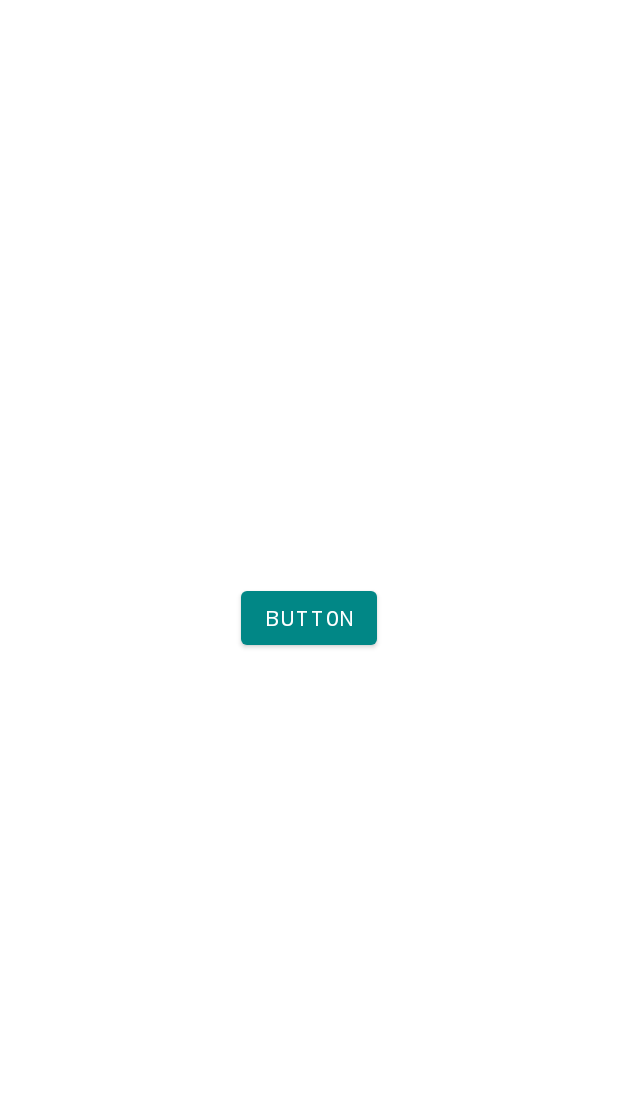
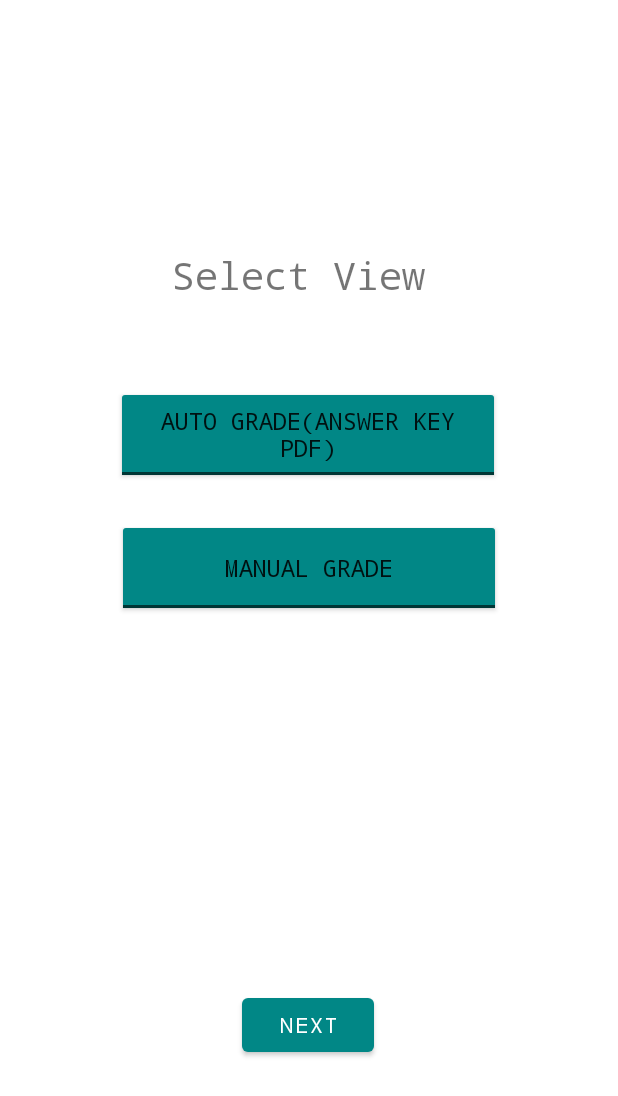
Before and after one commit to eyssab/exampracApp, an Android app: the GradingPicker screen opened directly, with no data from a screen before it, on a phone screen of 412 x 824 dp. Shown: the top 1096 px of the screen. Run offline under Robolectric (Android 15) with nearby library versions, the phone set to English and light mode, and no system bars.

```diff
--- a/app/src/main/AndroidManifest.xml
+++ b/app/src/main/AndroidManifest.xml
@@ -1,7 +1,7 @@
 <?xml version="1.0" encoding="utf-8"?>
 <manifest xmlns:android="http://schemas.android.com/apk/res/android"
     xmlns:tools="http://schemas.android.com/tools"
-    package="com.example.exampracapp">
+    package="com.example.exampracapp" >
 
     <application
         android:allowBackup="true"
@@ -12,7 +12,7 @@
         android:roundIcon="@mipmap/ic_launcher_round"
         android:supportsRtl="true"
         android:theme="@style/AppTheme.NoActionBar"
-        tools:targetApi="31">
+        tools:targetApi="31" >
         <activity
             android:name=".GradingPicker"
             android:exported="false" />
@@ -24,7 +24,7 @@
             android:exported="false" />
         <activity
             android:name=".MainActivity"
-            android:exported="true">
+            android:exported="true" >
             <intent-filter>
                 <action android:name="android.intent.action.MAIN" />
 
--- a/app/src/main/java/com/example/exampracapp/GradingPicker.java
+++ b/app/src/main/java/com/example/exampracapp/GradingPicker.java
@@ -7,95 +7,48 @@ import android.os.Bundle;
 import android.view.View;
 import android.widget.ToggleButton;
 
-import java.io.BufferedReader;
-import java.io.File;
-import java.io.FileInputStream;
-import java.io.FileNotFoundException;
-import java.io.IOException;
-import java.io.InputStreamReader;
-import java.util.ArrayList;
-import java.util.Scanner;
-
 public class GradingPicker extends AppCompatActivity {
 
-    int numQuestions;
-    int timerMins;
-    String title;
-    Question qArray[];
-    int answers;
+    Class class2Open;
 
-    private static final String FILE_NAME = "example.txt";
+    ToggleButton autoBtn;
+    ToggleButton manualBtn;
+    String fileName;
 
     @Override
     protected void onCreate(Bundle savedInstanceState) {
         super.onCreate(savedInstanceState);
         setContentView(R.layout.activity_grading_picker);
+        autoBtn = findViewById(R.id.autoGradeSelection);
+        manualBtn  = findViewById(R.id.manualGradeSelection);
 
-        load();
-    }
-
-    public void load() {
-        FileInputStream fis = null;
-
-        try {
-            fis = openFileInput(FILE_NAME);
-            InputStreamReader isr = new InputStreamReader(fis);
-            BufferedReader br = new BufferedReader(isr);
-
-            String[] firstLineArray;
-
-            int i = 0;
-            String line;
-            while ((line = br.readLine()) != null) {
-                if (i != 0) {
-                    firstLineArray = line.split(",");
-                    //System.out.println(line);
-
-                    answerButton answerButtons[] = new answerButton[answers];
-
-                    Question newQuestion = new Question(Integer.parseInt(firstLineArray[0]),
-                            Integer.parseInt(firstLineArray[1]),
-                            answerButtons);
-
-                    int currLineElement = 2;
-                    while(currLineElement < firstLineArray.length){
-                        ToggleButton newTogBtn = new ToggleButton(this);
-                        newTogBtn.setText(firstLineArray[currLineElement+1]);
-                        answerButtons[i] = new answerButton( Integer.parseInt(firstLineArray[currLineElement]), newTogBtn);
-                        currLineElement+=2;
-                    }
-
-                    newQuestion.setButtons(answerButtons);
-                    qArray[i-1] = newQuestion;
-                    i++;
-                } else {
-                    firstLineArray = line.split(",");
-                    title = firstLineArray[0];
-                    timerMins = Integer.parseInt(firstLineArray[1]);
-                    numQuestions = Integer.parseInt(firstLineArray[2]);
-                    System.out.println(numQuestions);
-                    answers = Integer.parseInt(firstLineArray[3]);
-                    qArray = new Question[numQuestions];
-                    i++;
-                }
-            }
-
-        } catch (FileNotFoundException e) {
-            e.printStackTrace();
-        } catch (IOException e) {
-            e.printStackTrace();
-        } finally {
-            if (fis != null) {
-                try {
-                    fis.close();
-                } catch (IOException e) {
-                    e.printStackTrace();
-                }
-            }
+        Intent intent = getIntent();
+        Bundle bundle = intent.getExtras();
+        if(bundle != null) {
+            fileName = bundle.getString("fileName");
         }
     }
 
-    public void onBtnClick(View view) {
 
+    public void onManualBtnDown(View view) {
+        if(autoBtn.isChecked()) {
+            autoBtn.setChecked(false);
+        }
+        //SET TO ManualGradeActivity
+        class2Open = MainActivity.class;
+    }
+
+    public void onAutoBtnDown(View view) {
+        if(manualBtn.isChecked()) {
+            manualBtn.setChecked(false);
+        }
+        //SET TO AutoGradeActivity
+        class2Open = MainActivity.class;
+    }
+
+    public void onNextBtnDown(View view) {
+        Intent intent = new Intent(this, class2Open);
+        intent.putExtra("fileName", fileName);
+        startActivity(intent);
     }
 }
--- a/app/src/main/res/layout/activity_generate_exam.xml
+++ b/app/src/main/res/layout/activity_generate_exam.xml
@@ -11,7 +11,6 @@
         android:layout_width="wrap_content"
         android:layout_height="wrap_content"
         android:text="Exam Title:"
-        android:textColor="@color/black"
         android:textAlignment="center"
         android:textSize="20dp"
         app:layout_constraintBottom_toBottomOf="parent"
@@ -38,7 +37,6 @@
         android:id="@+id/TimeText"
         android:layout_width="257dp"
         android:layout_height="34dp"
-        android:textColor="@color/black"
         android:text="Exam Length(minutes):"
         android:textAlignment="center"
         android:textSize="20dp"
@@ -68,7 +66,6 @@
         android:layout_width="152dp"
         android:layout_height="39dp"
         android:text="# Questions:"
-        android:textColor="@color/black"
         android:textAlignment="center"
         android:textSize="20dp"
         app:layout_constraintBottom_toBottomOf="parent"
@@ -96,7 +93,6 @@
         android:layout_width="196dp"
         android:layout_height="41dp"
         android:text="Option Size: A->"
-        android:textColor="@color/black"
         android:textAlignment="center"
         android:textSize="20dp"
         app:layout_constraintBottom_toBottomOf="parent"
--- a/app/src/main/res/layout/activity_grading_picker.xml
+++ b/app/src/main/res/layout/activity_grading_picker.xml
@@ -6,16 +6,62 @@
     android:layout_height="match_parent"
     tools:context=".GradingPicker">
 
-
     <Button
-        android:id="@+id/button"
+        android:id="@+id/doneButton"
         android:layout_width="wrap_content"
         android:layout_height="wrap_content"
-        android:text="Button"
-        android:onClick="onBtnClick"
+        android:text="Next"
+        android:onClick="onNextBtnDown"
         app:layout_constraintBottom_toBottomOf="parent"
         app:layout_constraintEnd_toEndOf="parent"
+        app:layout_constraintHorizontal_bias="0.498"
         app:layout_constraintStart_toStartOf="parent"
-        app:layout_constraintTop_toTopOf="parent" />
+        app:layout_constraintTop_toTopOf="parent"
+        app:layout_constraintVertical_bias="0.85" />
 
+    <ToggleButton
+        android:id="@+id/autoGradeSelection"
+        android:layout_width="256dp"
+        android:layout_height="65dp"
+        android:text="Auto Grade(answer key PDF)"
+        android:textOff="Auto Grade(answer key PDF)"
+        android:textOn="Auto Grade(answer key PDF)"
+        android:textSize="15dp"
+        android:onClick="onAutoBtnDown"
+        app:layout_constraintBottom_toBottomOf="parent"
+        app:layout_constraintEnd_toEndOf="parent"
+        app:layout_constraintHorizontal_bias="0.497"
+        app:layout_constraintStart_toStartOf="parent"
+        app:layout_constraintTop_toTopOf="parent"
+        app:layout_constraintVertical_bias="0.339" />
+
+    <ToggleButton
+        android:id="@+id/manualGradeSelection"
+        android:layout_width="256dp"
+        android:layout_height="65dp"
+        android:text="Manual Grade"
+        android:textOff="Manual Grade"
+        android:textOn="Manual Grade"
+        android:textSize="15dp"
+        android:onClick="onManualBtnDown"
+        app:layout_constraintBottom_toBottomOf="parent"
+        app:layout_constraintEnd_toEndOf="parent"
+        app:layout_constraintHorizontal_bias="0.498"
+        app:layout_constraintStart_toStartOf="parent"
+        app:layout_constraintTop_toTopOf="parent"
+        app:layout_constraintVertical_bias="0.456" />
+
+    <TextView
+        android:id="@+id/selectViewText"
+        android:layout_width="257dp"
+        android:layout_height="34dp"
+        android:text="Select View"
+        android:textAlignment="center"
+        android:textSize="25dp"
+        app:layout_constraintBottom_toBottomOf="parent"
+        app:layout_constraintEnd_toEndOf="parent"
+        app:layout_constraintHorizontal_bias="0.454"
+        app:layout_constraintStart_toStartOf="parent"
+        app:layout_constraintTop_toTopOf="parent"
+        app:layout_constraintVertical_bias="0.21" />
 </androidx.constraintlayout.widget.ConstraintLayout>
--- a/app/src/main/res/layout/activity_main.xml
+++ b/app/src/main/res/layout/activity_main.xml
@@ -25,7 +25,6 @@
         android:layout_height="36dp"
         android:text="Past Exams:"
         android:textAlignment="center"
-        android:textColor="@color/black"
         android:textSize="32dp"
         app:layout_constraintBottom_toBottomOf="parent"
         app:layout_constraintEnd_toEndOf="parent"
--- a/app/src/main/res/layout/activity_take_exam.xml
+++ b/app/src/main/res/layout/activity_take_exam.xml
@@ -22,7 +22,6 @@
         android:id="@+id/timerText"
         android:layout_width="wrap_content"
         android:layout_height="wrap_content"
-        android:textColor="@color/black"
         android:text="Timer:"
         app:layout_constraintBottom_toBottomOf="parent"
         app:layout_constraintEnd_toEndOf="parent"
@@ -62,7 +61,6 @@
         android:layout_width="wrap_content"
         android:layout_height="wrap_content"
         android:text="TextView"
-        android:textColor="@color/black"
         app:layout_constraintBottom_toBottomOf="parent"
         app:layout_constraintEnd_toEndOf="@+id/pastExamScroll"
         app:layout_constraintHorizontal_bias="0.088"
--- a/app/src/main/res/values-night/themes.xml
+++ b/app/src/main/res/values-night/themes.xml
@@ -12,7 +12,6 @@
         <item name="colorButtonNormal">@color/teal_700</item>
         <item name="colorSecondary">#FF2F2F</item>
         <item name="colorOnPrimary">#FFFFFF</item>
-        <item name="colorOnSecondary">@color/teal_700</item>
+        <item name="colorOnSecondary">@color/white</item>
     </style>
-
 </resources>
--- a/app/src/main/res/values/themes.xml
+++ b/app/src/main/res/values/themes.xml
@@ -6,13 +6,14 @@
         <item name="android:windowFullscreen">false</item>
         <item name="background">@color/lightbg</item>
         <item name="editTextColor">#000000</item>
-        <item name="android:textColor">#FFF9F9</item>
         <item name="fontFamily"> monospace</item>
         <item name="colorPrimary">@color/teal_700</item>
         <item name="colorButtonNormal">@color/teal_700</item>
         <item name="colorSecondary">#FA3636</item>
+        <item name="colorTertiary"> @color/purple_700</item>
         <item name="colorOnPrimary">#FFFFFF</item>
         <item name="colorOnSecondary">#FFFFFF</item>
+        <item name="colorOnTertiary">#FFFFFF</item>
     </style>
 
 </resources>
```
Also changed, not shown: app/src/main/java/com/example/exampracapp/GenerateExamActivity.java (+6 -7 lines), app/src/main/java/com/example/exampracapp/MainActivity.java (+9 -30 lines), app/src/main/java/com/example/exampracapp/TakeExamActivity.java (+3 -4 lines).
